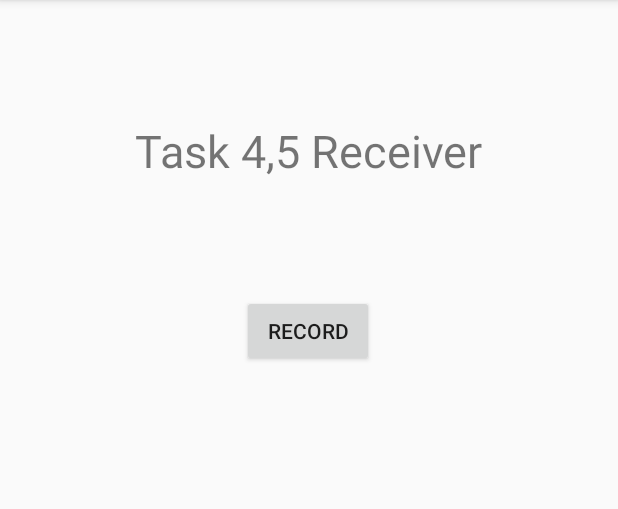
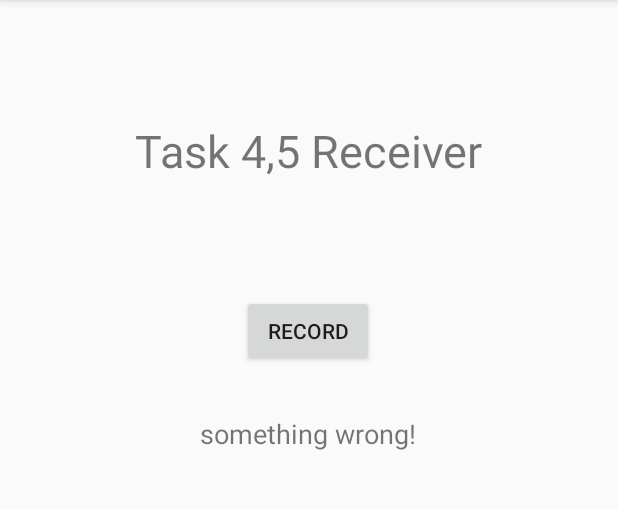
Before and after one commit to huanglesi0605/Device-to-device-Communication-Over-Audio, an Android app: the Task45Rx screen opened directly, with no data from a screen before it, after a tap on "RECORD", on a phone screen of 412 x 824 dp, the part 84-593 px from its top. Run offline under Robolectric (Android 15) with nearby library versions, the phone set to English and light mode, and no system bars; 5 statements that could not run were skipped.

Commit message:
task 4,5, transmition and receiving finish, but very slow

```diff
--- a/app/src/main/java/com/example/a9336assignment/Task45Rx.java
+++ b/app/src/main/java/com/example/a9336assignment/Task45Rx.java
@@ -6,6 +6,7 @@ import android.media.MediaRecorder;
 import android.support.v7.app.AppCompatActivity;
 import android.os.Bundle;
 import android.view.View;
+import android.widget.TextView;
 
 import java.util.ArrayList;
 import java.util.List;
@@ -23,10 +24,10 @@ public class Task45Rx extends AppCompatActivity {
     private Double magThreshold = 5E10;
     private List<Short> unusedData = new ArrayList<>();
     private boolean synced = false;
-    private List<Integer> preamble = new ArrayList<>();
     private int messageLength = -1;
     private String currentByte = "";
     private int receivedBytes = 0;
+    private String receivedMessage = "";
 
 
     @Override
@@ -69,7 +70,6 @@ public class Task45Rx extends AppCompatActivity {
                         data.add(audioBuffer[i]);
                     }
                     processData(data);
-
                     c++;
                     if (c > 20){
                         break;
@@ -78,6 +78,19 @@ public class Task45Rx extends AppCompatActivity {
                 }
                 System.out.println("Recording stopped. Samples read: "+numberOfShort);
                 record.stop();
+                if (receivedMessage.equals("")){
+                    ((TextView) findViewById(R.id.message_received)).setText("something wrong!");
+                } else {
+                    ((TextView) findViewById(R.id.message_received)).setText(receivedMessage);
+                }
+                receivedMessage = "";
+                waiting = true;
+                synced = false;
+                currentByte = "";
+                receivedBytes = 0;
+                messageLength = -1;
+                unusedData = new ArrayList<>();
+                stopListening = false;
             }
         }.run();
     }
@@ -155,7 +168,8 @@ public class Task45Rx extends AppCompatActivity {
                     if (messageLength == -1){
                         setMessageLength(currentByte);
                     } else {
-
+                        receivedMessage += (char)(int)Integer.valueOf(currentByte,2);
+                        System.out.println(receivedMessage);
                         receivedBytes += 1;
                         if (receivedBytes == messageLength){
                             stopListening = true;
@@ -163,7 +177,6 @@ public class Task45Rx extends AppCompatActivity {
                     }
                     currentByte = "";
                 }
-
             }
         }
         if (block*samplesPerBit < data.size()){
--- a/app/src/main/res/layout/activity_task45_rx.xml
+++ b/app/src/main/res/layout/activity_task45_rx.xml
@@ -32,4 +32,15 @@
         app:layout_constraintHorizontal_bias="0.498"
         app:layout_constraintStart_toStartOf="parent"
         app:layout_constraintTop_toBottomOf="@+id/textView5" />
+
+    <TextView
+        android:id="@+id/message_received"
+        android:layout_width="wrap_content"
+        android:layout_height="wrap_content"
+        android:layout_marginTop="32dp"
+        android:textSize="18sp"
+        app:layout_constraintEnd_toEndOf="parent"
+        app:layout_constraintHorizontal_bias="0.498"
+        app:layout_constraintStart_toStartOf="parent"
+        app:layout_constraintTop_toBottomOf="@+id/button12" />
 </android.support.constraint.ConstraintLayout>
```
